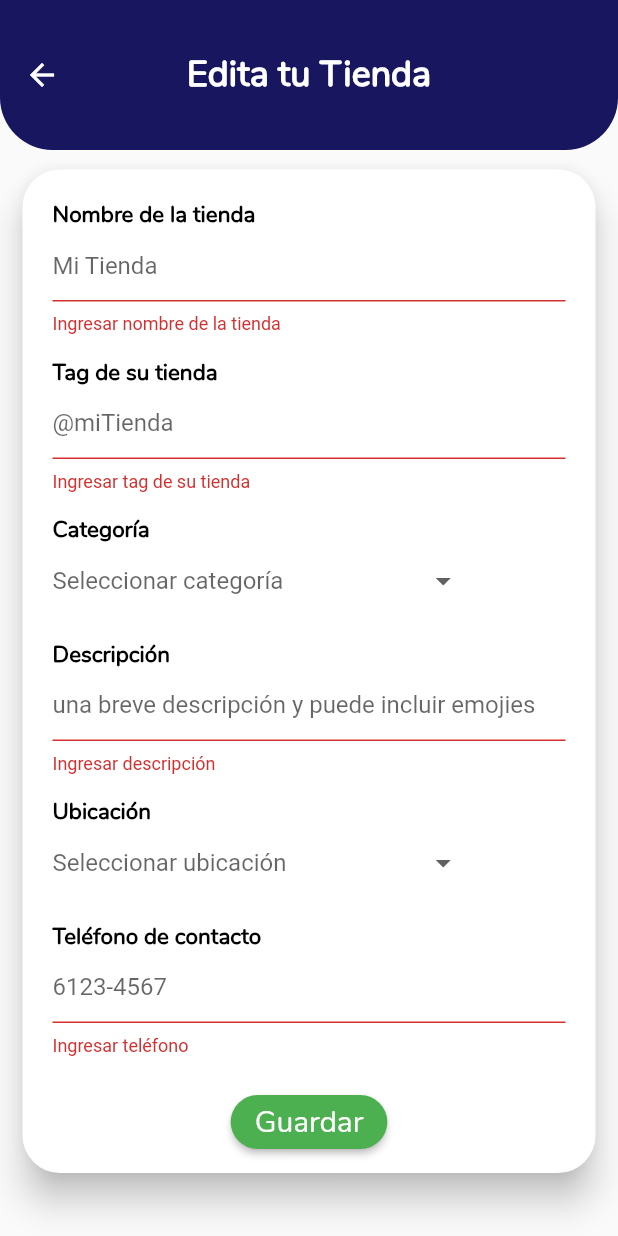
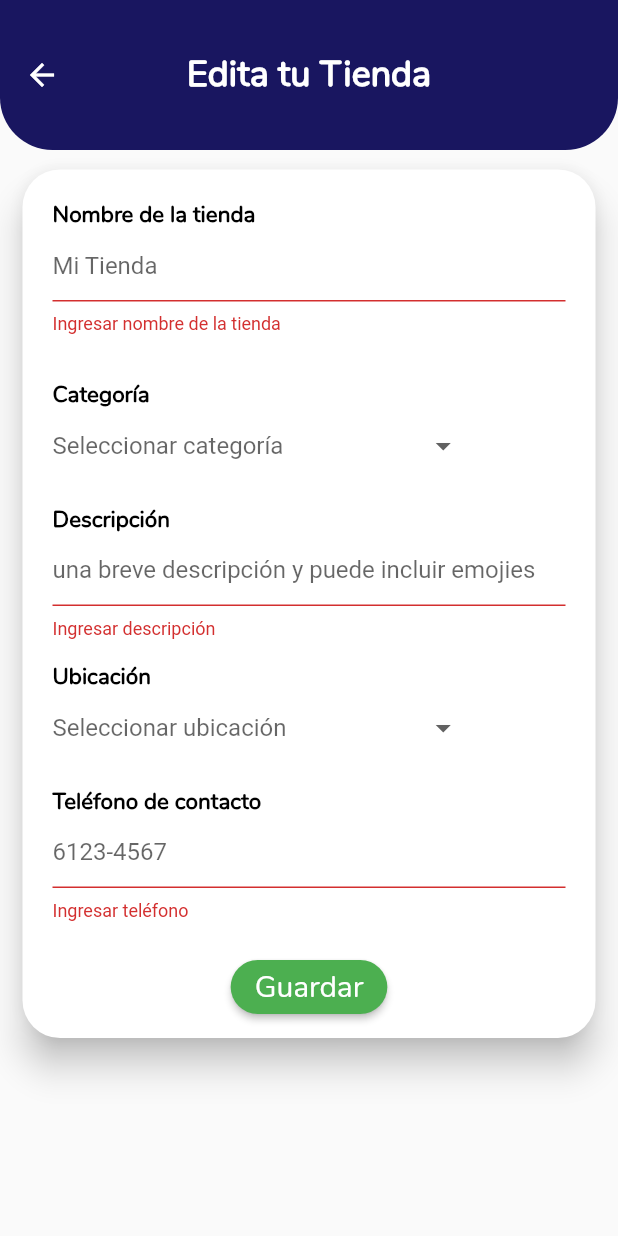
Before and after one commit to marioki/Tienditas-Mobile-App-PU, a Flutter app: the EditStore screen opened directly with empty values, after a tap on "Guardar", on a phone screen of 412 x 824 dp. Run offline on Flutter 3.47's test engine with Material 2 defaults, Android fonts, the phone set to English and light mode, and no system bars; our stand-ins replace firebase_auth, google_sign_in, image_picker, progress_dialog, pull_to_refresh; missing offline and left inert: credit_card, dart:ffi; accounts and stored records are empty.

Commit message:
fixing bug

```diff
--- a/lib/src/pages/store/edit_store.dart
+++ b/lib/src/pages/store/edit_store.dart
@@ -111,29 +111,6 @@ class _EditStoreState extends State<EditStore> {
                                 ),
                                 SizedBox(
                                   height: 15,
-                                ),
-                                Text(
-                                  "Tag de su tienda",
-                                  style: TextStyle(
-                                      color: Colors.black,
-                                      fontSize: 15,
-                                      fontWeight: FontWeight.bold,
-                                      fontFamily: "Nunito"),
-                                ),
-                                TextFormField(
-                                  initialValue: widget.store.storeTagName,
-                                  onChanged: (String value) {
-                                    widget.store.storeTagName = value;
-                                  },
-                                  validator: (value) {
-                                    if (value.isEmpty) {
-                                      return 'Ingresar tag de su tienda';
-                                    }
-                                    return null;
-                                  },
-                                  decoration: InputDecoration(
-                                      fillColor: Colors.white,
-                                      hintText: '@miTienda'),
                                 ),
                                 SizedBox(
                                   height: 15,
@@ -317,8 +294,6 @@ class _EditStoreState extends State<EditStore> {
                                       if (_formKey.currentState.validate()) {
                                         if (widget.store.categoryName != null &&
                                             widget.store.provinceName != null) {
-                                          if (widget.store.storeTagName
-                                              .startsWith('@')) {
                                             response = await StoreProvider()
                                                 .updateStore(
                                                     Provider.of<LoginState>(
@@ -330,14 +305,6 @@ class _EditStoreState extends State<EditStore> {
                                                     widget.store.categoryName,
                                                     widget.store.description,
                                                     widget.store.phoneNumber);
-                                          } else {
-                                            Scaffold.of(context).showSnackBar(
-                                              SnackBar(
-                                                content: Text(
-                                                    'El tag de la tienda debe empezar por @'),
-                                              ),
-                                            );
-                                          }
                                         } else {
                                           Scaffold.of(context).showSnackBar(
                                             SnackBar(
--- a/lib/src/pages/store/store_order_detail.dart
+++ b/lib/src/pages/store/store_order_detail.dart
@@ -135,6 +135,10 @@ class _StoreOrderDetailState extends State<StoreOrderDetail> {
                                     print(responseTienditasApi.body.message);
                                     isLoading = false;
                                     Navigator.of(context).pop();
+                                    widget.order.orderStatus = selectedOption.option;
+                                    /*setState(() {
+                                      widget.order.orderStatus = selectedOption.option;
+                                    });*/
                                   } else {
                                     print(responseTienditasApi.body.message);
                                     isLoading = false;
```
